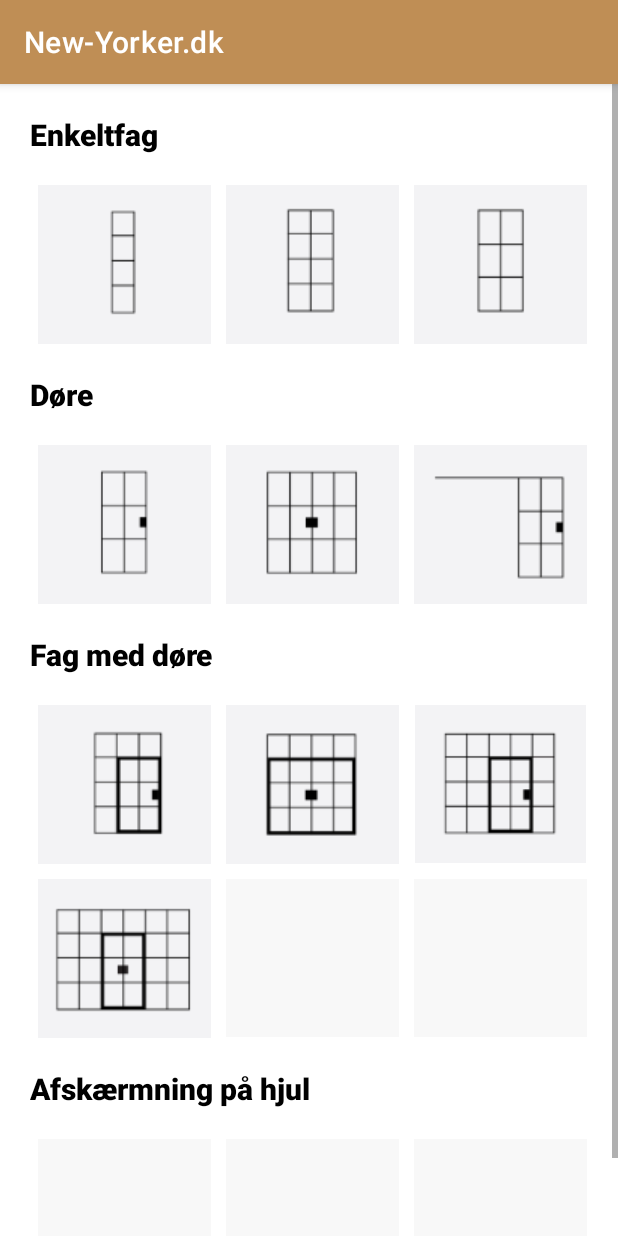
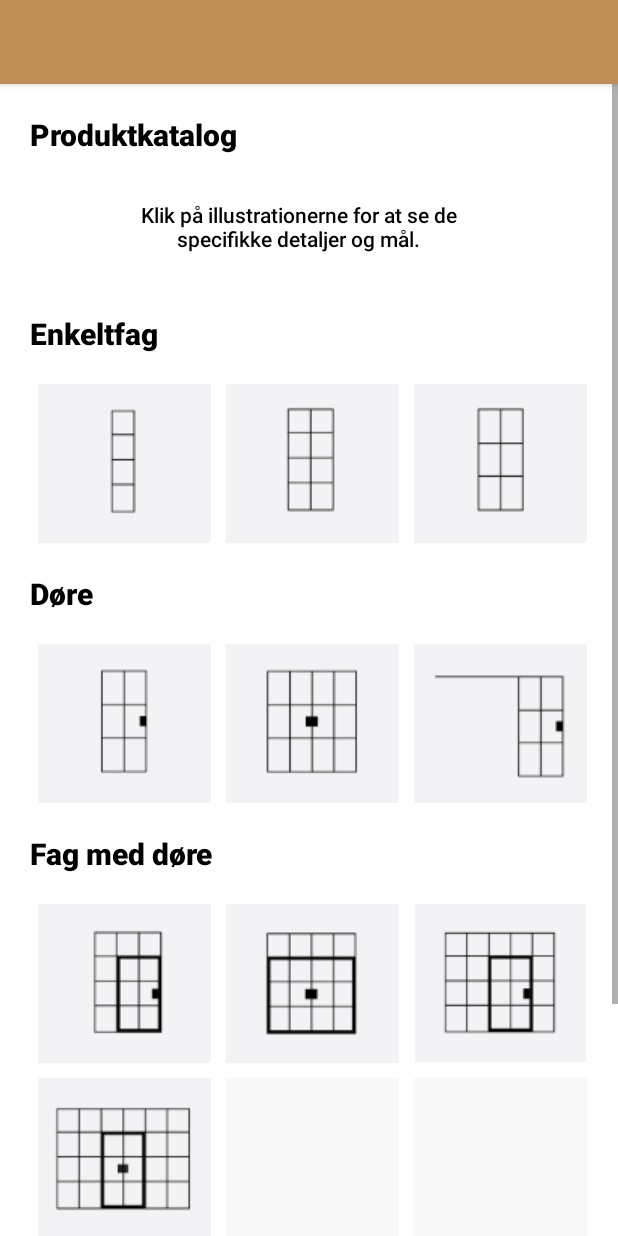
Before and after one commit to andracs/New-Yorker.dk, an Android app: the screen it shows after launch (MainActivity), after a tap on "PRODUKTKATALOG", on a phone screen of 412 x 824 dp. Run offline under Robolectric (Android 15) with nearby library versions, the phone set to English and light mode, and no system bars.

Commit message:
Actionbar removed from all activities and toolbar added to productcatalog.xml.

```diff
--- a/app/src/main/java/com/example/view/MainActivity.java
+++ b/app/src/main/java/com/example/view/MainActivity.java
@@ -1,6 +1,7 @@
 package com.example.view;
 
 import androidx.appcompat.app.AppCompatActivity;
+import androidx.appcompat.widget.Toolbar;
 
 import android.os.Bundle;
 import android.view.View;
@@ -14,12 +15,11 @@ public class MainActivity extends AppCompatActivity {
     @Override
     protected void onCreate(Bundle savedInstanceState) {
         super.onCreate(savedInstanceState);
+        setContentView(R.layout.activity_main);
 
-        //Remove the title bar from activity_main
-/*        requestWindowFeature(Window.FEATURE_NO_TITLE);
-        this.getWindow().setFlags(WindowManager.LayoutParams.FLAG_FULLSCREEN,WindowManager.LayoutParams.FLAG_FULLSCREEN);
-        getSupportActionBar().hide(); //hide actionbar*/
-        setContentView(R.layout.activity_main);
+        //toolbar
+        Toolbar toolbar = findViewById(R.id.toolbar);
+        setSupportActionBar(toolbar);
     }
 
     public void changeActivityToProductCatalog(View view) {
--- a/app/src/main/res/layout/activity_main.xml
+++ b/app/src/main/res/layout/activity_main.xml
@@ -19,8 +19,8 @@
             android:layout_width="wrap_content"
             android:layout_height="wrap_content"
             android:layout_centerHorizontal="true"
-            android:layout_marginTop="5dp"
-            android:layout_marginBottom="5dp"
+            android:layout_marginTop="10dp"
+            android:layout_marginBottom="10dp"
             android:baselineAligned="false"
             android:contentDescription="@string/contentLogo"
             app:layout_constraintEnd_toEndOf="parent"
--- a/app/src/main/res/layout/productcatalog.xml
+++ b/app/src/main/res/layout/productcatalog.xml
@@ -1,19 +1,52 @@
 <?xml version="1.0" encoding="utf-8"?>
-<androidx.constraintlayout.widget.ConstraintLayout
+<LinearLayout
     xmlns:android="http://schemas.android.com/apk/res/android"
     xmlns:app="http://schemas.android.com/apk/res-auto"
     xmlns:tools="http://schemas.android.com/tools"
     android:layout_width="match_parent"
-    android:layout_height="match_parent">
+    android:layout_height="match_parent"
+    android:orientation="vertical">
+
+    <!--toolbar include-->
+    <include
+        android:id="@+id/toolbar"
+        layout="@layout/toolbar" />
 
     <ScrollView
-        android:layout_width="match_parent"
-        android:layout_height="match_parent">
+        android:layout_width="fill_parent"
+        android:layout_height="fill_parent">
 
         <LinearLayout
             android:layout_width="match_parent"
             android:layout_height="wrap_content"
             android:orientation="vertical">
+
+            <TextView
+                android:id="@+id/productCatalogTitle"
+                android:layout_width="match_parent"
+                android:layout_height="wrap_content"
+                android:fontFamily="sans-serif-black"
+                android:paddingLeft="20dp"
+                android:paddingTop="20dp"
+                android:paddingRight="20dp"
+                android:text="@string/productCatalogTitle"
+                android:textColor="@color/black"
+                android:textSize="20sp" />
+
+            <TextView
+                android:id="@+id/productCatalogText"
+                android:layout_width="298dp"
+                android:layout_height="wrap_content"
+                android:layout_marginStart="50dp"
+                android:fontFamily="sans-serif-medium"
+                android:gravity="center"
+                android:paddingLeft="20dp"
+                android:paddingTop="30dp"
+                android:paddingRight="20dp"
+                android:paddingBottom="20dp"
+                android:text="@string/productCatalogText"
+                android:textColor="@color/black"
+                android:textSize="14sp" />
 
             <TextView
                 android:id="@+id/category1"
@@ -26,7 +59,7 @@
                 android:paddingBottom="20dp"
                 android:text="@string/category1"
                 android:textColor="@color/black"
-                android:textSize="20sp"/>
+                android:textSize="20sp" />
 
             <LinearLayout
                 android:layout_width="match_parent"
@@ -39,24 +72,24 @@
                     android:layout_width="115dp"
                     android:layout_height="wrap_content"
                     android:layout_marginStart="10dp"
-                    android:src="@drawable/enkeltfagimg01"
-                    android:contentDescription="Enkelt fag"/>
+                    android:contentDescription="Enkelt fag"
+                    android:src="@drawable/enkeltfagimg01" />
 
                 <ImageView
                     android:id="@+id/imageView2"
                     android:layout_width="115dp"
                     android:layout_height="wrap_content"
                     android:layout_marginStart="10dp"
-                    android:src="@drawable/enkeltfagimg02"
-                    android:contentDescription="Enkelt fag med 8 glas"/>
+                    android:contentDescription="Enkelt fag med 8 glas"
+                    android:src="@drawable/enkeltfagimg02" />
 
                 <ImageView
                     android:id="@+id/imageView3"
                     android:layout_width="115dp"
                     android:layout_height="wrap_content"
                     android:layout_marginStart="10dp"
-                    android:src="@drawable/enkeltfagimg03"
-                    android:contentDescription="Enkelt fag med 6 glas"/>
+                    android:contentDescription="Enkelt fag med 6 glas"
+                    android:src="@drawable/enkeltfagimg03" />
 
             </LinearLayout>
 
@@ -69,9 +102,9 @@
                 android:paddingTop="20dp"
                 android:paddingRight="20dp"
                 android:paddingBottom="20dp"
+                android:text="@string/category2"
                 android:textColor="@color/black"
-                android:textSize="20sp"
-                android:text="@string/category2" />
+                android:textSize="20sp" />
 
             <LinearLayout
                 android:layout_width="match_parent"
@@ -84,24 +117,24 @@
                     android:layout_width="115dp"
                     android:layout_height="wrap_content"
                     android:layout_marginStart="10dp"
-                    android:src="@drawable/doerimg01"
-                    android:contentDescription="Dør enkelt"/>
+                    android:contentDescription="Dør enkelt"
+                    android:src="@drawable/doerimg01" />
 
                 <ImageView
                     android:id="@+id/imageView5"
                     android:layout_width="115dp"
                     android:layout_height="wrap_content"
                     android:layout_marginStart="10dp"
-                    android:src="@drawable/doerimg02"
-                    android:contentDescription="Dør dobbelt"/>
+                    android:contentDescription="Dør dobbelt"
+                    android:src="@drawable/doerimg02" />
 
                 <ImageView
                     android:id="@+id/imageView6"
                     android:layout_width="115dp"
                     android:layout_height="wrap_content"
                     android:layout_marginStart="10dp"
-                    android:src="@drawable/doerimg03"
-                    android:contentDescription="Dør med fag"/>
+                    android:contentDescription="Dør med fag"
+                    android:src="@drawable/doerimg03" />
 
             </LinearLayout>
 
@@ -114,9 +147,9 @@
                 android:paddingTop="20dp"
                 android:paddingRight="20dp"
                 android:paddingBottom="20dp"
+                android:text="@string/category3"
                 android:textColor="@color/black"
-                android:textSize="20sp"
-                android:text="@string/category3" />
+                android:textSize="20sp" />
 
             <LinearLayout
                 android:layout_width="match_parent"
@@ -129,26 +162,27 @@
                     android:layout_width="115dp"
                     android:layout_height="wrap_content"
                     android:layout_marginStart="10dp"
-                    android:src="@drawable/fagmdoerimg01"
-                    android:contentDescription="Fag med dør"/>
+                    android:contentDescription="Fag med dør"
+                    android:src="@drawable/fagmdoerimg01" />
 
                 <ImageView
                     android:id="@+id/imageView8"
                     android:layout_width="115dp"
                     android:layout_height="wrap_content"
                     android:layout_marginStart="10dp"
-                    android:src="@drawable/fagmdoerimg02"
-                    android:contentDescription="Fag med dør"/>
+                    android:contentDescription="Fag med dør"
+                    android:src="@drawable/fagmdoerimg02" />
 
                 <ImageView
                     android:id="@+id/imageView9"
                     android:layout_width="115dp"
                     android:layout_height="wrap_content"
                     android:layout_marginStart="10dp"
-                    android:src="@drawable/fagmdoerimg03"
-                    android:contentDescription="Fag med dør"/>
+                    android:contentDescription="Fag med dør"
+                    android:src="@drawable/fagmdoerimg03" />
 
             </LinearLayout>
+
             <LinearLayout
                 android:layout_width="match_parent"
                 android:layout_height="match_parent"
@@ -201,7 +235,7 @@
                 android:layout_width="match_parent"
                 android:layout_height="match_parent"
                 android:layout_marginLeft="15dp"
-                android:layout_marginBottom="15dp"
+                android:layout_marginBottom="20dp"
                 android:orientation="horizontal">
 
                 <ImageView
@@ -232,5 +266,4 @@
 
         </LinearLayout>
     </ScrollView>
-
-</androidx.constraintlayout.widget.ConstraintLayout>
+</LinearLayout>
--- /dev/null
+++ b/app/src/main/res/layout/toolbar.xml
@@ -0,0 +1,10 @@
+<?xml version="1.0" encoding="utf-8"?>
+<androidx.appcompat.widget.Toolbar xmlns:android="http://schemas.android.com/apk/res/android"
+    xmlns:app="http://schemas.android.com/apk/res-auto"
+    android:layout_width="match_parent"
+    android:layout_height="wrap_content"
+    android:background="@color/gold"
+    android:elevation="4dp"
+    android:theme="@style/ThemeOverlay.AppCompat.Dark.ActionBar">
+
+</androidx.appcompat.widget.Toolbar>
--- a/app/src/main/res/values/strings.xml
+++ b/app/src/main/res/values/strings.xml
@@ -16,4 +16,7 @@
     <string name="category4">Afskærmning på hjul</string>
     <string name="category5">Katelog item</string>
 
+    <string name="productCatalogTitle">Produktkatalog</string>
+    <string name="productCatalogText">Klik på illustrationerne for at se de specifikke detaljer og mål.</string>
+
 </resources>
--- a/app/src/main/res/values/styles.xml
+++ b/app/src/main/res/values/styles.xml
@@ -1,6 +1,4 @@
 <?xml version="1.0" encoding="utf-8"?>
 <resources>
 
-
-
 </resources>
--- a/app/src/main/res/values/themes.xml
+++ b/app/src/main/res/values/themes.xml
@@ -1,6 +1,6 @@
 <resources xmlns:tools="http://schemas.android.com/tools">
     <!-- Base application theme. -->
-    <style name="Theme.NewYorkerdk" parent="Theme.MaterialComponents.DayNight.DarkActionBar">
+    <style name="Theme.NewYorkerdk" parent="Theme.MaterialComponents.DayNight.NoActionBar">
         <!-- Primary brand color. -->
         <item name="colorPrimary">@color/gold</item>
         <item name="colorPrimaryVariant">@color/purple_700</item>
@@ -13,4 +13,6 @@
         <item name="android:statusBarColor" tools:targetApi="l">?attr/colorPrimaryVariant</item>
         <!-- Customize your theme here. -->
     </style>
+
+
 </resources>
```
